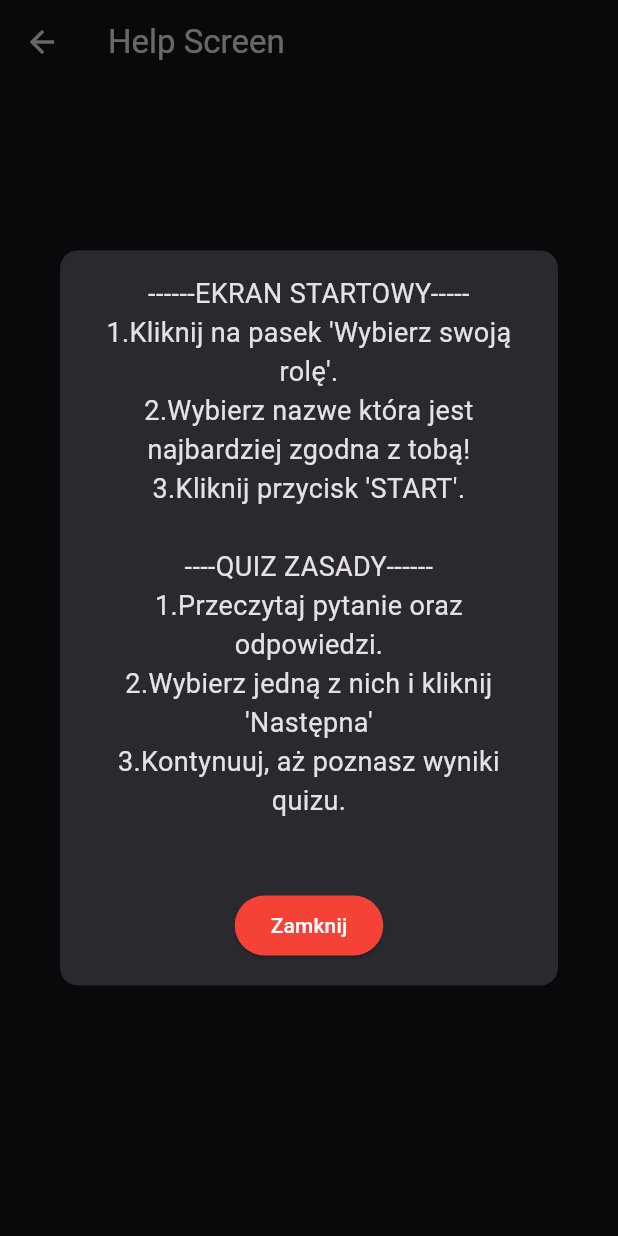
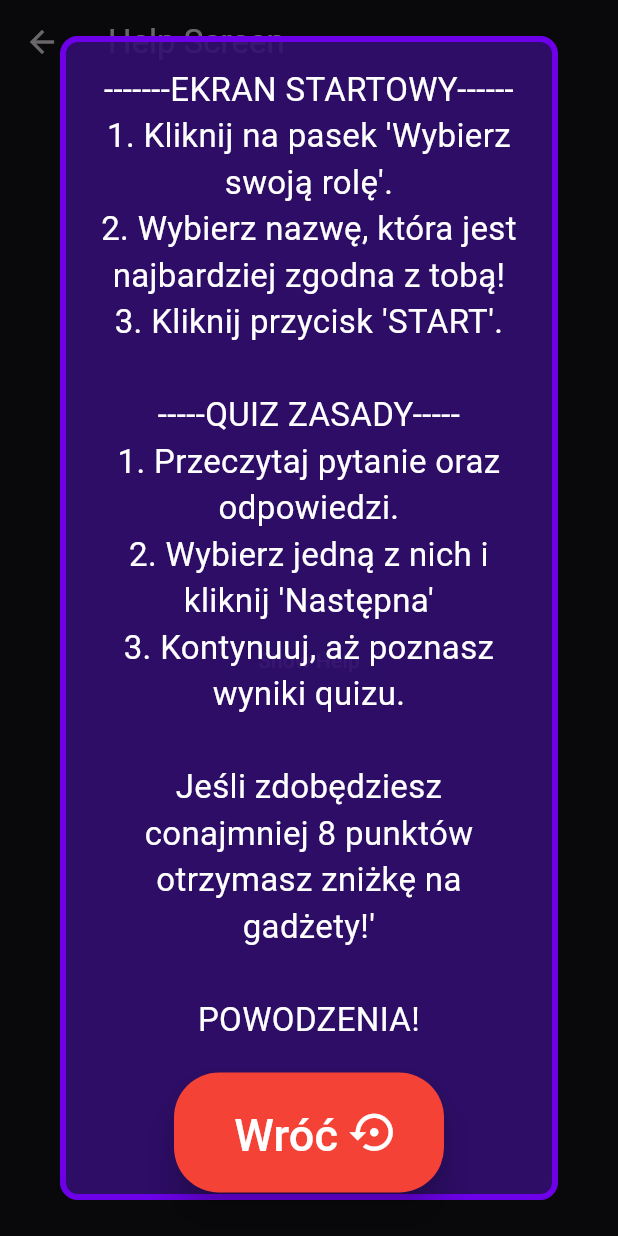
Before and after one commit to SzymonCzermak/planetquiz, a Flutter app: the HelpWidget screen opened directly, after a tap on "Show Help", on a phone screen of 412 x 824 dp. Run offline on Flutter 3.47's test engine with Material 3 defaults, Android fonts, the phone set to English and light mode, and no system bars; drawn by our look-alikes of animated_text_kit; our stand-ins replace audioplayers, firebase_core, firebase_database, lottie; missing offline and left inert: flutter_animated_button; accounts and stored records are empty.

Commit message:
Tuturial updated final

```diff
--- a/planetquiz/lib/models/questions.dart
+++ b/planetquiz/lib/models/questions.dart
@@ -1,3 +1,5 @@
+import 'package:flutter/material.dart';
+import 'package:flutter/widgets.dart';
 import 'package:planetquiz/models/question.dart';
 
 const List<Question> questions = [
@@ -82,7 +84,7 @@ const List<Question> questions = [
     ],
   ),
   Question(
-    question: 'Do czego słuzy studio którego zdjecie widzisz?',
+    question: 'Do czego słuzy studio którego zdjecie widzisz?(k1)',
     correctAnswerIndex: 2,
     options: [
       'a) Do nagrywania foleyów',
@@ -100,6 +102,7 @@ const List<Question> questions = [
       'c) Sala konferencyjna',
       'd) Sala pokazowa',
     ],
+    imageUrl: 'assets/ping.jpg',
   ),
   Question(
     question: 'Co to jest broń butaforska?',
--- a/planetquiz/lib/widgets/help_widget.dart
+++ b/planetquiz/lib/widgets/help_widget.dart
@@ -1,3 +1,4 @@
+import 'package:animated_text_kit/animated_text_kit.dart';
 import 'package:flutter/material.dart';
 
 void showHelpOverlay(BuildContext context) {
@@ -5,40 +6,95 @@ void showHelpOverlay(BuildContext context) {
     context: context,
     builder: (BuildContext context) {
       return Dialog(
-        shape: RoundedRectangleBorder(borderRadius: BorderRadius.circular(12.0)), // Makes the dialog rounded
+  backgroundColor: Color.fromARGB(144, 56, 15, 133),
+  shape: RoundedRectangleBorder(
+    borderRadius: BorderRadius.circular(12.0)
+  ),
   child: Container(
-          constraints: BoxConstraints(maxWidth: 600), // Limits the width of the dialog
+    constraints: BoxConstraints(maxWidth: 600),
     padding: EdgeInsets.all(16.0),
+    decoration: BoxDecoration(
+      border: Border.all(color: Color.fromARGB(255, 109, 0, 233), width: 4), // Dodanie białej ramki o szerokości 2
+      borderRadius: BorderRadius.circular(12.0), // Zaokrąglenie krawędzi
+      color: Color.fromARGB(188, 48, 14, 110), // Tło kontenera
+    ),
     child: Column(
-            mainAxisSize: MainAxisSize.min, // Makes the column height just enough for its content
+  mainAxisSize: MainAxisSize.min,
   children: <Widget>[
-              Text(
-                "------EKRAN STARTOWY-----\n"
-                "1.Kliknij na pasek 'Wybierz swoją rolę'.\n"+
-                "2.Wybierz nazwe która jest najbardziej zgodna z tobą!\n"+
-                "3.Kliknij przycisk 'START'.\n"+
-                "\n"+
-                "----QUIZ ZASADY------\n"+
-                "1.Przeczytaj pytanie oraz odpowiedzi.\n"+
-                "2.Wybierz jedną z nich i kliknij 'Następna'\n"+
-                "3.Kontynuuj, aż poznasz wyniki quizu.\n",
-
-
-                style: TextStyle(fontSize: 18.0),
-                textAlign: TextAlign.center,
+    SizedBox(
+      width: double.infinity,  // Zapewnia, że SizedBox zajmie całą dostępną szerokość
+      child: Align(
+        alignment: Alignment.center,  // Wyśrodkowuje tekst wewnątrz Align
+        child: AnimatedTextKit(
+          animatedTexts: [
+            TyperAnimatedText(
+              "-------EKRAN STARTOWY------\n"
+              "1. Kliknij na pasek 'Wybierz swoją rolę'.\n"
+              "2. Wybierz nazwę, która jest najbardziej zgodna z tobą!\n"
+              "3. Kliknij przycisk 'START'.\n\n"
+              "-----QUIZ ZASADY-----\n"
+              "1. Przeczytaj pytanie oraz odpowiedzi.\n"
+              "2. Wybierz jedną z nich i kliknij 'Następna'\n"
+              "3. Kontynuuj, aż poznasz wyniki quizu.\n\n"
+              "Jeśli zdobędziesz conajmniej 8 punktów otrzymasz zniżkę na gadżety!'\n\n"
+              "POWODZENIA!",
+              textStyle: TextStyle(fontSize: 22.0, color: Colors.white),
+              speed: Duration(milliseconds: 30),
+              textAlign: TextAlign.center, // Dodane wyrównanie do środka
+            ),
+          ],
+          isRepeatingAnimation: false,
+          displayFullTextOnTap: true,
+          stopPauseOnTap: true,
+        ),
+      ),
     ),
     SizedBox(height: 20),
-              ElevatedButton(
+    SizedBox(
+      width: 180,
+      height: 80,
+      child: ElevatedButton(
   onPressed: () => Navigator.pop(context),
-                child: Text('Zamknij'),
   style: ElevatedButton.styleFrom(
-                  foregroundColor: Colors.white, backgroundColor: Colors.red,
+    foregroundColor: Colors.white,
+    backgroundColor: const Color.fromARGB(255, 172, 45, 36),
+    shape: RoundedRectangleBorder(borderRadius: BorderRadius.circular(30)), // Zaokrąglone rogi
+    elevation: 10, // Cień pod przyciskiem
+    padding: EdgeInsets.symmetric(horizontal: 30, vertical: 20), // Większy padding
+  ).copyWith(
+    backgroundColor: MaterialStateProperty.resolveWith<Color>(
+      (Set<MaterialState> states) {
+        if (states.contains(MaterialState.pressed))
+          return Color.fromARGB(255, 117, 22, 161); // Ciemniejszy kolor przy naciśnięciu
+        return Colors.red; // Domyślny kolor
+      },
     ),
   ),
+  child: Row(
+    mainAxisAlignment: MainAxisAlignment.center,
+    children: [ // Tutaj zastąp 'iconName' nazwą ikony, którą chcesz wyświetlić
+      SizedBox(width: 10), // Odstęp pomiędzy ikoną a tekstem
+      Text(
+        'Wróć ',
+        style: TextStyle(fontSize: 30),
+      ),
+      Icon(
+      Icons.settings_backup_restore,
+      color: Color.fromARGB(255, 255, 255, 255),
+      size: 33.0,
+    ),
+
     ],
   ),
 ),
+
+    ),
+  ],
+)
+
+  ),
 );
+
     },
   );
 }
```
Also changed, not shown: planetquiz/lib/screens/first_screen.dart (+52 -26 lines), planetquiz/lib/screens/quiz_screen.dart (+22 -4 lines), planetquiz/assets/ping.jpg (added), 1 other file. Lines whose indentation alone changed are shown as unchanged.
